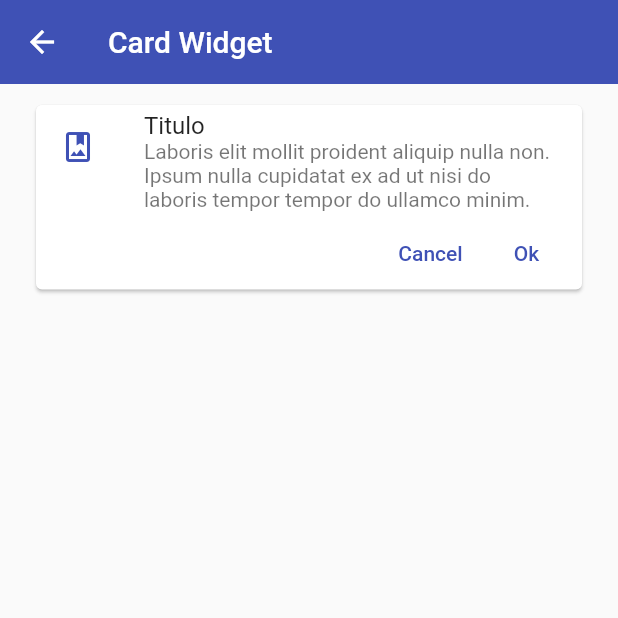
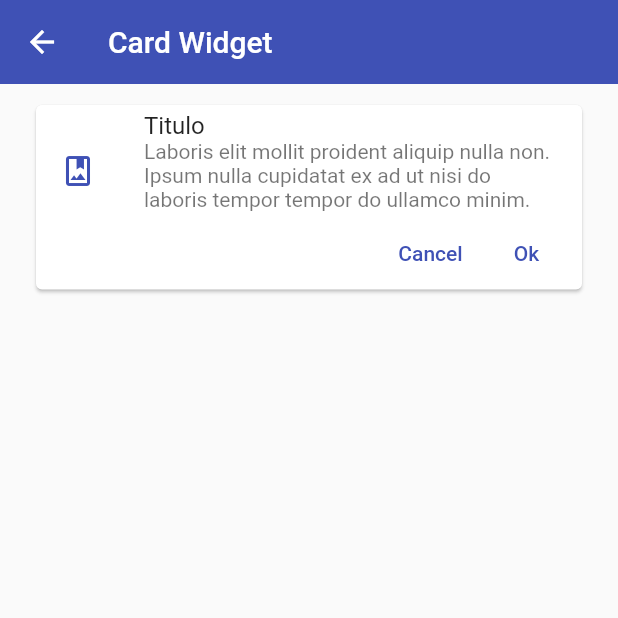
Before and after one commit to SebasRendon12/flutter_components, a Flutter app: the CardScreen screen opened by its route, on a phone screen of 412 x 824 dp, the top half of it. Run offline on Flutter 3.47's test engine with Material 2 defaults, Android fonts, the phone set to English and light mode, and no system bars.

Commit message:
icon centered

```diff
--- a/lib/widgets/custom_card_type_1.dart
+++ b/lib/widgets/custom_card_type_1.dart
@@ -12,13 +12,18 @@ class CustomCardType1 extends StatelessWidget {
     return Card(
       child: Column(
         children: [
-          const ListTile(
-            leading: Icon(
-              Icons.photo_album_outlined,
-              color: AppTheme.primaryColor,
+          ListTile(
+            leading: Column(
+              mainAxisAlignment: MainAxisAlignment.center,
+              children: const [
+                Icon(
+                  Icons.photo_album_outlined,
+                  color: AppTheme.primaryColor,
+                ),
+              ],
             ),
-            title: Text('Titulo'),
-            subtitle: Text(
+            title: const Text('Titulo'),
+            subtitle: const Text(
                 'Laboris elit mollit proident aliquip nulla non. Ipsum nulla cupidatat ex ad ut nisi do laboris tempor tempor do ullamco minim.'),
           ),
           Padding(
```
